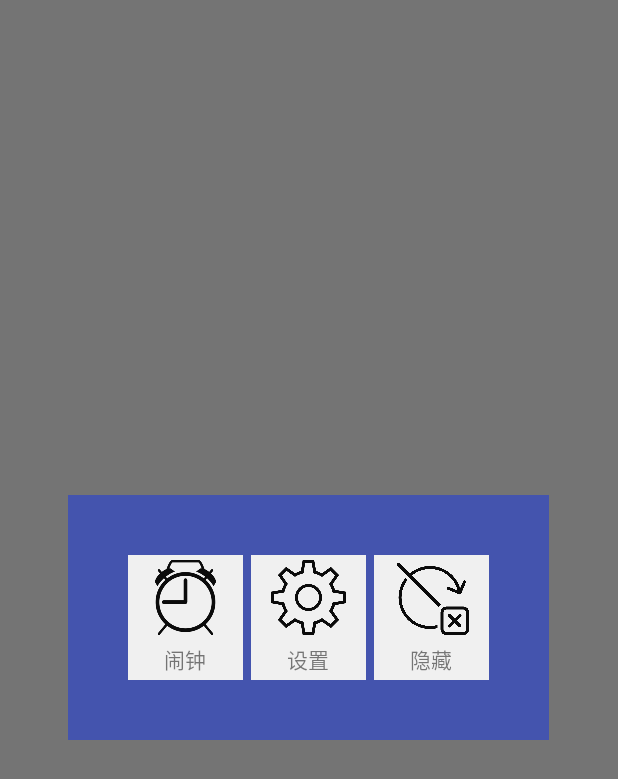
After one commit to youzeFix/Desktopet, an Android app: the layout pet_window_big.xml on its own in the app's theme, with its tools: preview values and no code run, on a phone screen of 412 x 824 dp. The commit adds this screen. Shown: the top 779 px of the screen. Run offline under Robolectric (Android 15) with nearby library versions, the phone set to English and light mode, and no system bars.

Commit message:
bigWindow

```diff
--- a/app/build.gradle
+++ b/app/build.gradle
@@ -25,6 +25,7 @@ dependencies {
         exclude group: 'com.android.support', module: 'support-annotations'
     })
     compile 'com.android.support:appcompat-v7:25.3.1'
+    compile 'com.android.support:cardview-v7:25.3.1'
     testCompile 'junit:junit:4.12'
     compile files('lib/glide-3.7.0.jar')
 }
--- a/app/src/main/java/cn/xd/desktopet/activity/MainActivity.java
+++ b/app/src/main/java/cn/xd/desktopet/activity/MainActivity.java
@@ -86,9 +86,9 @@ public class MainActivity extends Activity{
             @Override
             public void onCheckedChanged(CompoundButton buttonView, boolean isChecked) {
                 if(isChecked)
-                    MyWindowManager.createPetSmallWindow(MainActivity.this);
+                    MyWindowManager.createPetSmallWindow(getApplicationContext());
                 else
-                    MyWindowManager.removePetSmallWindow(MainActivity.this);
+                    MyWindowManager.removePetSmallWindow(getApplicationContext());
             }
         });
         /**
--- /dev/null
+++ b/app/src/main/res/layout/pet_window_big.xml
@@ -0,0 +1,89 @@
+<?xml version="1.0" encoding="utf-8"?>
+<RelativeLayout xmlns:android="http://schemas.android.com/apk/res/android"
+    android:id="@+id/pet_window_big_view"
+    android:layout_width="match_parent"
+    android:layout_height="match_parent"
+    android:background="#8000"
+    android:orientation="vertical">
+
+    <LinearLayout
+        android:id="@+id/cancelBigEvent"
+        android:layout_width="wrap_content"
+        android:layout_height="wrap_content"
+        android:layout_centerInParent="true"
+        android:alpha="0.9"
+        android:background="@color/colorPrimary"
+        android:orientation="horizontal"
+        android:padding="40dp">
+
+        <LinearLayout
+            android:id="@+id/linear_clock"
+            android:layout_width="wrap_content"
+            android:layout_height="wrap_content"
+            android:background="#fff"
+            android:orientation="vertical"
+            android:padding="3dp">
+
+            <ImageView
+                android:layout_width="70dp"
+                android:layout_height="50dp"
+                android:src="@drawable/clock" />
+
+            <TextView
+                android:layout_width="wrap_content"
+                android:layout_height="wrap_content"
+                android:layout_gravity="center"
+                android:layout_marginTop="5dp"
+                android:text="闹钟" />
+        </LinearLayout>
+
+
+        <LinearLayout
+            android:id="@+id/linear_setting"
+            android:layout_width="wrap_content"
+            android:layout_height="wrap_content"
+            android:layout_marginLeft="5dp"
+            android:background="#fff"
+            android:orientation="vertical"
+            android:padding="3dp">
+
+            <ImageView
+                android:layout_width="70dp"
+                android:layout_height="50dp"
+                android:src="@drawable/setting" />
+
+            <TextView
+                android:layout_width="wrap_content"
+                android:layout_height="wrap_content"
+                android:layout_gravity="center"
+                android:layout_marginTop="5dp"
+                android:text="设置" />
+        </LinearLayout>
+
+
+        <LinearLayout
+            android:id="@+id/linear_shadow"
+            android:layout_width="wrap_content"
+            android:layout_height="wrap_content"
+            android:layout_marginLeft="5dp"
+            android:background="#fff"
+            android:orientation="vertical"
+            android:padding="3dp">
+
+            <ImageView
+                android:layout_width="70dp"
+                android:layout_height="50dp"
+                android:src="@drawable/shadow" />
+
+            <TextView
+                android:layout_width="wrap_content"
+                android:layout_height="wrap_content"
+                android:layout_gravity="center"
+                android:layout_marginTop="5dp"
+                android:text="隐藏" />
+        </LinearLayout>
+
+    </LinearLayout>
+
+
+</RelativeLayout>
```
Also changed, not shown: app/src/main/java/cn/xd/desktopet/util/MyWindowManager.java (+6 -2 lines), app/src/main/java/cn/xd/desktopet/view/PetWindowBigView.java (+60 -2 lines), app/src/main/java/cn/xd/desktopet/view/PetWindowSmallView.java (+5 -3 lines), app/src/main/res/drawable/clock.png (added), app/src/main/res/drawable/setting.png (added), app/src/main/res/drawable/shadow.png (added).
